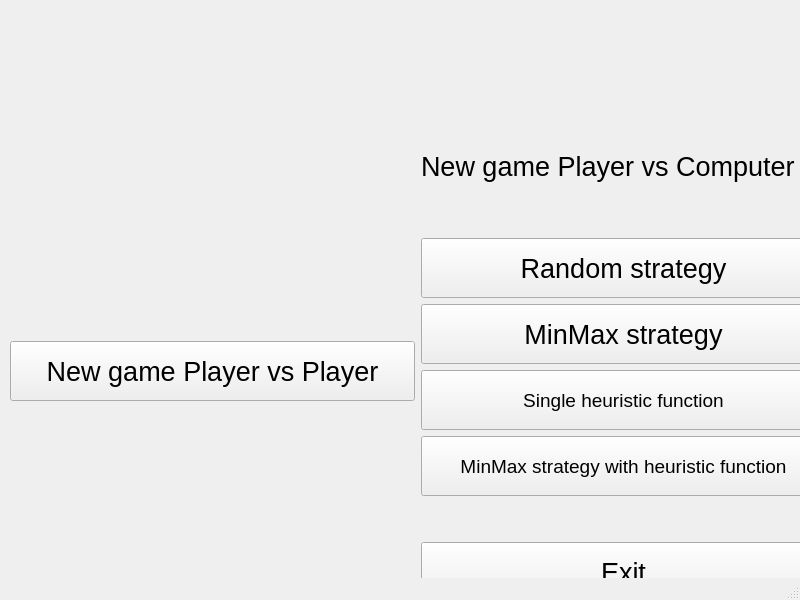
Qt form src/forms/MainMenuWindow.ui (wshknmt/Connect-4) before a commit.
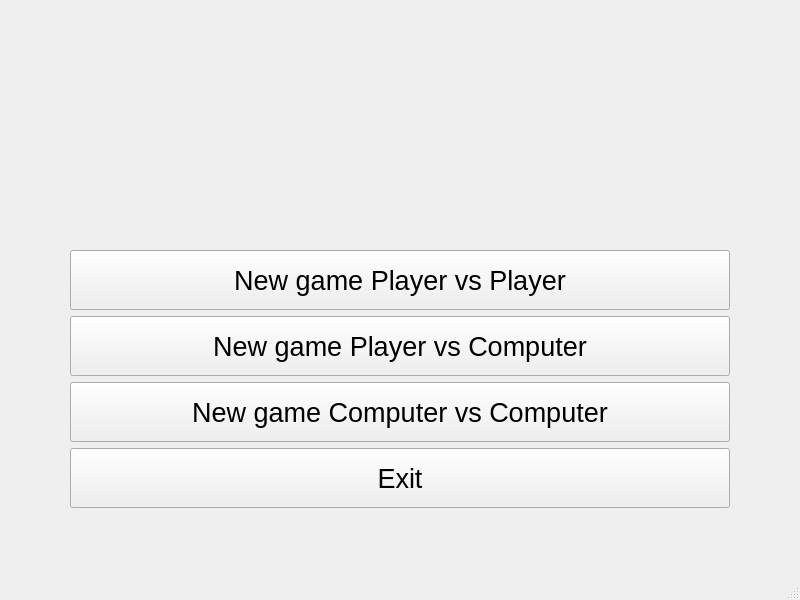
The same form after that commit. Icons and pictures are not drawn.

Commit message: new menu windows created

Diff of the .ui file:
```diff
--- a/src/forms/MainMenuWindow.ui
+++ b/src/forms/MainMenuWindow.ui
@@ -29,13 +29,13 @@
    <widget class="QWidget" name="horizontalLayoutWidget">
     <property name="geometry">
      <rect>
-      <x>10</x>
-      <y>140</y>
-      <width>816</width>
-      <height>462</height>
+      <x>70</x>
+      <y>250</y>
+      <width>660</width>
+      <height>260</height>
      </rect>
     </property>
-    <layout class="QHBoxLayout" name="horizontalLayout">
+    <layout class="QVBoxLayout" name="verticalLayout">
      <item>
       <widget class="QPushButton" name="startButtonPvP">
        <property name="minimumSize">
@@ -55,9 +55,13 @@
       </widget>
      </item>
      <item>
-      <layout class="QVBoxLayout" name="verticalLayout">
-       <item>
-        <widget class="QLabel" name="label">
+      <widget class="QPushButton" name="startButtonPvC">
+       <property name="minimumSize">
+        <size>
+         <width>0</width>
+         <height>60</height>
+        </size>
+       </property>
          <property name="font">
           <font>
            <pointsize>20</pointsize>
@@ -69,23 +73,7 @@
         </widget>
        </item>
        <item>
-        <spacer name="verticalSpacer">
-         <property name="orientation">
-          <enum>Qt::Vertical</enum>
-         </property>
-         <property name="sizeType">
-          <enum>QSizePolicy::Minimum</enum>
-         </property>
-         <property name="sizeHint" stdset="0">
-          <size>
-           <width>20</width>
-           <height>40</height>
-          </size>
-         </property>
-        </spacer>
-       </item>
-       <item>
-        <widget class="QPushButton" name="startButtonPvCRand">
+      <widget class="QPushButton" name="startButtonCvC">
          <property name="minimumSize">
           <size>
            <width>0</width>
@@ -98,89 +86,10 @@
           </font>
          </property>
          <property name="text">
-          <string>Random strategy</string>
+        <string>New game Computer vs Computer</string>
          </property>
         </widget>
        </item>
-       <item>
-        <widget class="QPushButton" name="startButtonPvCMinMax">
-         <property name="enabled">
-          <bool>true</bool>
-         </property>
-         <property name="minimumSize">
-          <size>
-           <width>0</width>
-           <height>60</height>
-          </size>
-         </property>
-         <property name="font">
-          <font>
-           <pointsize>20</pointsize>
-          </font>
-         </property>
-         <property name="text">
-          <string>MinMax strategy</string>
-         </property>
-        </widget>
-       </item>
-       <item>
-        <widget class="QPushButton" name="startButtonPvCSingleHeuristic">
-         <property name="enabled">
-          <bool>true</bool>
-         </property>
-         <property name="minimumSize">
-          <size>
-           <width>0</width>
-           <height>60</height>
-          </size>
-         </property>
-         <property name="font">
-          <font>
-           <pointsize>14</pointsize>
-          </font>
-         </property>
-         <property name="text">
-          <string>Single heuristic function</string>
-         </property>
-        </widget>
-       </item>
-       <item>
-        <widget class="QPushButton" name="startButtonPvCHeuristic">
-         <property name="enabled">
-          <bool>true</bool>
-         </property>
-         <property name="minimumSize">
-          <size>
-           <width>0</width>
-           <height>60</height>
-          </size>
-         </property>
-         <property name="font">
-          <font>
-           <pointsize>14</pointsize>
-          </font>
-         </property>
-         <property name="text">
-          <string>MinMax strategy with heuristic function</string>
-         </property>
-        </widget>
-       </item>
-       <item>
-        <spacer name="verticalSpacer_2">
-         <property name="orientation">
-          <enum>Qt::Vertical</enum>
-         </property>
-         <property name="sizeType">
-          <enum>QSizePolicy::Minimum</enum>
-         </property>
-         <property name="sizeHint" stdset="0">
-          <size>
-           <width>20</width>
-           <height>40</height>
-          </size>
-         </property>
-        </spacer>
-       </item>
        <item>
         <widget class="QPushButton" name="exitButton">
          <property name="minimumSize">
@@ -200,8 +109,34 @@
         </widget>
        </item>
       </layout>
-     </item>
-    </layout>
+   </widget>
+   <widget class="QLabel" name="label">
+    <property name="geometry">
+     <rect>
+      <x>80</x>
+      <y>30</y>
+      <width>640</width>
+      <height>200</height>
+     </rect>
+    </property>
+    <property name="minimumSize">
+     <size>
+      <width>640</width>
+      <height>200</height>
+     </size>
+    </property>
+    <property name="maximumSize">
+     <size>
+      <width>640</width>
+      <height>200</height>
+     </size>
+    </property>
+    <property name="text">
+     <string/>
+    </property>
+    <property name="pixmap">
+     <pixmap resource="../../resources.qrc">:/resources/Connect_4_game_logo.png</pixmap>
+    </property>
    </widget>
   </widget>
   <widget class="QMenuBar" name="menubar">
```
Left out of the diff: 6 changed lines with no effect on the pictures. Lines whose indentation alone changed are shown as unchanged. The commit also changes 15 other files.
